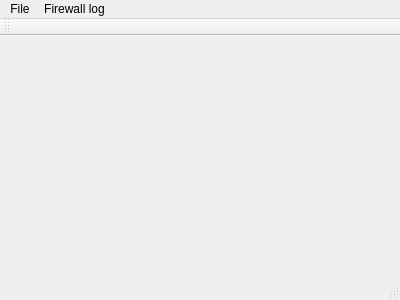
Cvelthoven/FirewallLogReader, file mainwindow.ui: the form before one commit.
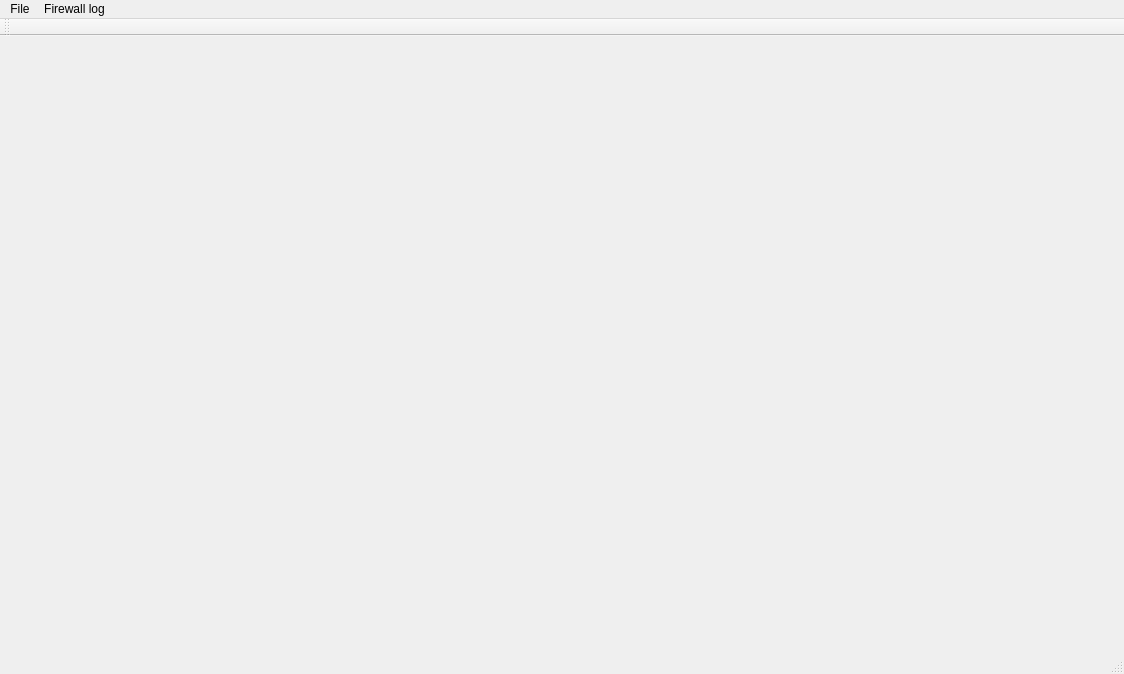
The form after the commit.

```diff
--- a/mainwindow.ui
+++ b/mainwindow.ui
@@ -6,8 +6,8 @@
    <rect>
     <x>0</x>
     <y>0</y>
-    <width>400</width>
-    <height>300</height>
+    <width>1124</width>
+    <height>674</height>
    </rect>
   </property>
   <property name="windowTitle">
@@ -19,8 +19,8 @@
     <rect>
      <x>0</x>
      <y>0</y>
-     <width>400</width>
-     <height>21</height>
+     <width>1124</width>
+     <height>22</height>
     </rect>
    </property>
    <widget class="QMenu" name="menuFile">
```
